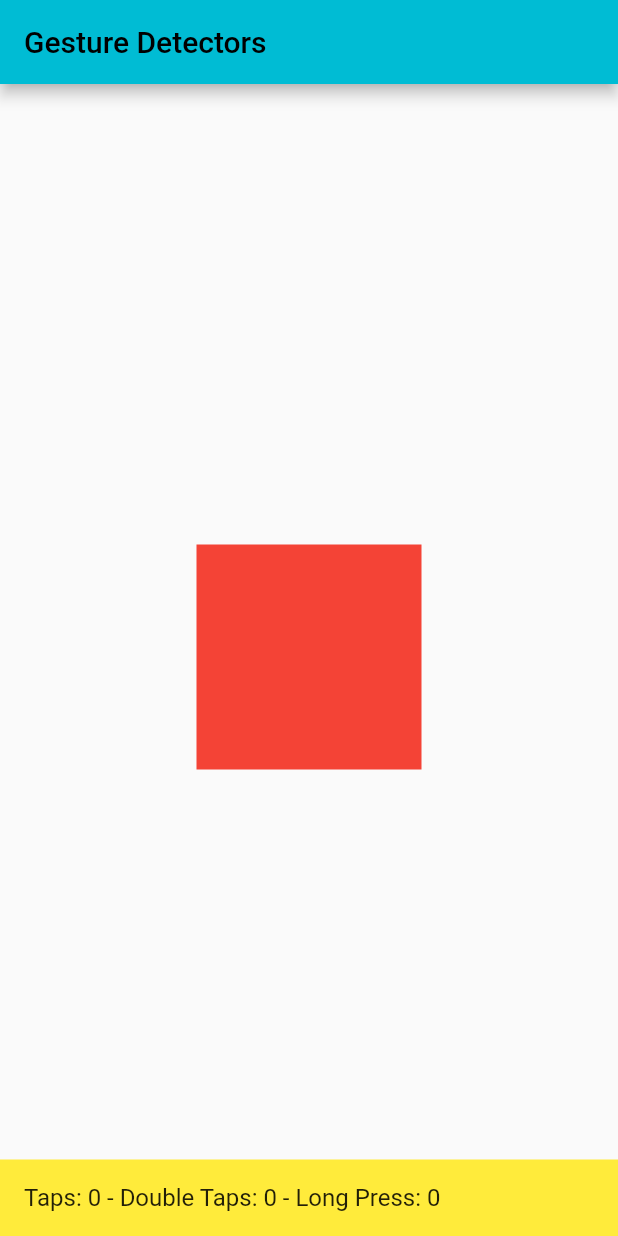
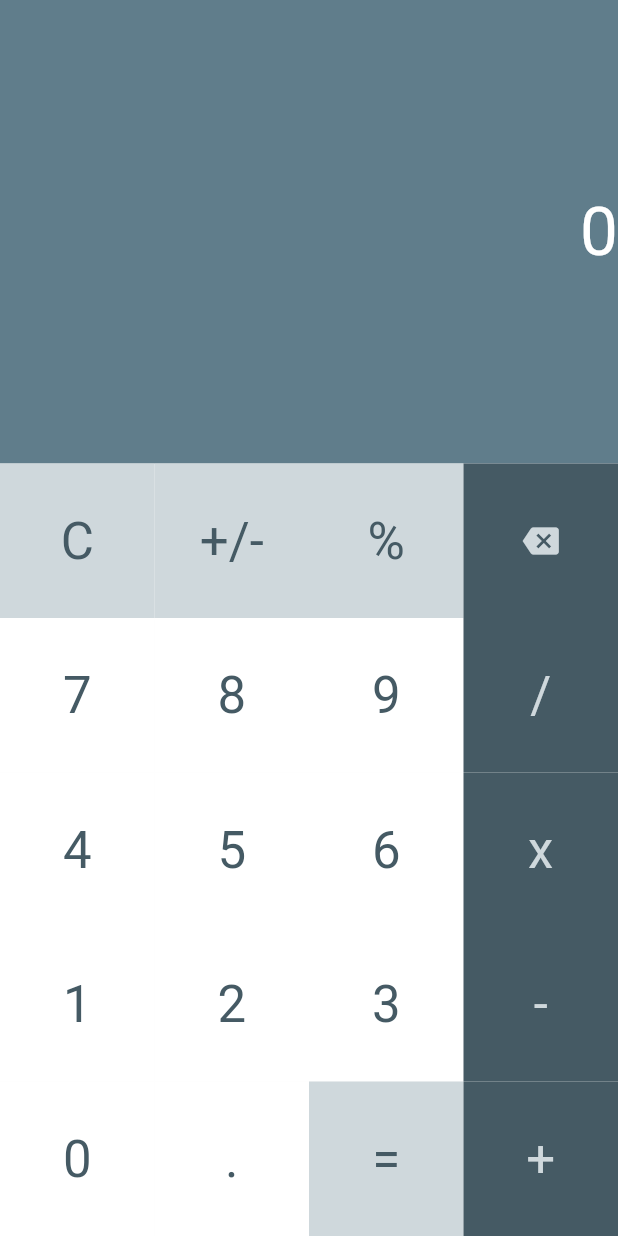
Before and after one commit to AdiMunawar31/FLUTTER-FUNDAMENTAL, a Flutter app: the screen it shows after launch, on a phone screen of 412 x 824 dp. Run offline on Flutter 3.47's test engine with Material 2 defaults, Android fonts, the phone set to English and light mode, and no system bars.

```diff
--- a/lib/main.dart
+++ b/lib/main.dart
@@ -1,4 +1,5 @@
 import 'package:flutter/material.dart';
+import 'package:flutter_fundamental/tutorial/custom_widget.dart';
 import 'package:flutter_fundamental/tutorial/gesture_detector.dart';
 
 void main() {
@@ -12,8 +13,8 @@ class MyApp extends StatelessWidget {
   Widget build(BuildContext context) {
     return MaterialApp(
       title: 'Flutter Fundamental',
-      theme: ThemeData(primarySwatch: Colors.cyan),
-      home: GestureDetect(),
+      theme: ThemeData(primarySwatch: Colors.blueGrey),
+      home: Calculator(),
     );
   }
 }
--- /dev/null
+++ b/lib/tutorial/custom_widget.dart
@@ -0,0 +1,231 @@
+import 'package:flutter/material.dart';
+import 'package:flutter_fundamental/widgets/calculator_button.dart';
+
+class Calculator extends StatefulWidget {
+  const Calculator({Key? key}) : super(key: key);
+
+  @override
+  State<Calculator> createState() => _CalculatorState();
+}
+
+class _CalculatorState extends State<Calculator> {
+  String screenText = '0';
+
+  @override
+  Widget build(BuildContext context) {
+    return Scaffold(
+      body: Column(
+        children: [
+          Expanded(
+            child: Container(
+              color: Theme.of(context).primaryColor,
+              child: Align(
+                alignment: Alignment.centerRight,
+                child: Text(
+                  screenText,
+                  style: Theme.of(context)
+                      .textTheme
+                      .headline3!
+                      .copyWith(color: Colors.white),
+                ),
+              ),
+            ),
+          ),
+          GridView.count(
+            padding: const EdgeInsets.all(0),
+            shrinkWrap: true,
+            crossAxisCount: 4,
+            children: <Widget>[
+              CalculatorButton(
+                backgroundColor: Theme.of(context).primaryColorLight,
+                foregroundColor: Theme.of(context).primaryColorDark,
+                text: 'C',
+                onTap: () {
+                  setState(() {
+                    screenText = '0';
+                  });
+                },
+              ),
+              CalculatorButton(
+                backgroundColor: Theme.of(context).primaryColorLight,
+                foregroundColor: Theme.of(context).primaryColorDark,
+                text: '+/-',
+                onTap: () {
+                  // TODO
+                },
+              ),
+              CalculatorButton(
+                backgroundColor: Theme.of(context).primaryColorLight,
+                foregroundColor: Theme.of(context).primaryColorDark,
+                text: '%',
+                onTap: () {
+                  // TODO
+                },
+              ),
+              CalculatorButton.Icon(
+                backgroundColor: Theme.of(context).primaryColorDark,
+                foregroundColor: Theme.of(context).primaryColorLight,
+                text: 'Backspace',
+                icon: Icons.backspace,
+                onTap: () {
+                  setState(() {
+                    if (screenText == '0' ||
+                        screenText == '' ||
+                        screenText.length == 1) {
+                      screenText = '0';
+                    } else {
+                      screenText =
+                          screenText.substring(0, screenText.length - 1);
+                    }
+                  });
+                },
+              ),
+              CalculatorButton(
+                backgroundColor: Colors.white,
+                foregroundColor: Theme.of(context).primaryColorDark,
+                text: '7',
+                onTap: () {
+                  pressNumber(7);
+                },
+              ),
+              CalculatorButton(
+                backgroundColor: Colors.white,
+                foregroundColor: Theme.of(context).primaryColorDark,
+                text: '8',
+                onTap: () {
+                  pressNumber(8);
+                },
+              ),
+              CalculatorButton(
+                backgroundColor: Colors.white,
+                foregroundColor: Theme.of(context).primaryColorDark,
+                text: '9',
+                onTap: () {
+                  pressNumber(9);
+                },
+              ),
+              CalculatorButton(
+                backgroundColor: Theme.of(context).primaryColorDark,
+                foregroundColor: Theme.of(context).primaryColorLight,
+                text: '/',
+                onTap: () {
+                  // TODO
+                },
+              ),
+              CalculatorButton(
+                backgroundColor: Colors.white,
+                foregroundColor: Theme.of(context).primaryColorDark,
+                text: '4',
+                onTap: () {
+                  pressNumber(4);
+                },
+              ),
+              CalculatorButton(
+                backgroundColor: Colors.white,
+                foregroundColor: Theme.of(context).primaryColorDark,
+                text: '5',
+                onTap: () {
+                  pressNumber(5);
+                },
+              ),
+              CalculatorButton(
+                backgroundColor: Colors.white,
+                foregroundColor: Theme.of(context).primaryColorDark,
+                text: '6',
+                onTap: () {
+                  pressNumber(6);
+                },
+              ),
+              CalculatorButton(
+                backgroundColor: Theme.of(context).primaryColorDark,
+                foregroundColor: Theme.of(context).primaryColorLight,
+                text: 'x',
+                onTap: () {
+                  // TODO
+                },
+              ),
+              CalculatorButton(
+                backgroundColor: Colors.white,
+                foregroundColor: Theme.of(context).primaryColorDark,
+                text: '1',
+                onTap: () {
+                  pressNumber(1);
+                },
+              ),
+              CalculatorButton(
+                backgroundColor: Colors.white,
+                foregroundColor: Theme.of(context).primaryColorDark,
+                text: '2',
+                onTap: () {
+                  pressNumber(2);
+                },
+              ),
+              CalculatorButton(
+                backgroundColor: Colors.white,
+                foregroundColor: Theme.of(context).primaryColorDark,
+                text: '3',
+                onTap: () {
+                  pressNumber(3);
+                },
+              ),
+              CalculatorButton(
+                backgroundColor: Theme.of(context).primaryColorDark,
+                foregroundColor: Theme.of(context).primaryColorLight,
+                text: '-',
+                onTap: () {
+                  // TODO
+                },
+              ),
+              CalculatorButton(
+                backgroundColor: Colors.white,
+                foregroundColor: Theme.of(context).primaryColorDark,
+                text: '0',
+                onTap: () {
+                  pressNumber(0);
+                },
+              ),
+              CalculatorButton(
+                backgroundColor: Colors.white,
+                foregroundColor: Theme.of(context).primaryColorDark,
+                text: '.',
+                onTap: () {
+                  setState(() {
+                    if (!screenText.contains('.')) {
+                      screenText = '$screenText.';
+                    }
+                  });
+                },
+              ),
+              CalculatorButton(
+                backgroundColor: Theme.of(context).primaryColorLight,
+                foregroundColor: Theme.of(context).primaryColorDark,
+                text: '=',
+                onTap: () {
+                  // TODO
+                },
+              ),
+              CalculatorButton(
+                backgroundColor: Theme.of(context).primaryColorDark,
+                foregroundColor: Theme.of(context).primaryColorLight,
+                text: '+',
+                onTap: () {
+                  // TODO
+                },
+              ),
+            ],
+          ),
+        ],
+      ),
+    );
+  }
+
+  void pressNumber(int number) {
+    setState(() {
+      if (screenText == '0') {
+        screenText = '$number';
+      } else {
+        screenText = '$screenText$number';
+      }
+    });
+  }
+}
--- /dev/null
+++ b/lib/widgets/calculator_button.dart
@@ -0,0 +1,48 @@
+import 'package:flutter/material.dart';
+
+class CalculatorButton extends StatelessWidget {
+  final Color backgroundColor;
+  final Color foregroundColor;
+  IconData? icon;
+  final String text;
+  final void Function() onTap;
+
+  CalculatorButton({
+    required this.backgroundColor,
+    required this.foregroundColor,
+    required this.text,
+    required this.onTap,
+  });
+
+  CalculatorButton.Icon({
+    required this.backgroundColor,
+    required this.foregroundColor,
+    required this.icon,
+    required this.text,
+    required this.onTap,
+  });
+
+  @override
+  Widget build(BuildContext context) {
+    return GestureDetector(
+      onTap: onTap,
+      child: Container(
+        color: backgroundColor,
+        child: Center(
+          child: icon == null
+              ? Text(
+                  text,
+                  style: Theme.of(context)
+                      .textTheme
+                      .headline4!
+                      .copyWith(color: foregroundColor),
+                )
+              : Icon(
+                  icon,
+                  color: foregroundColor,
+                ),
+        ),
+      ),
+    );
+  }
+}
```
